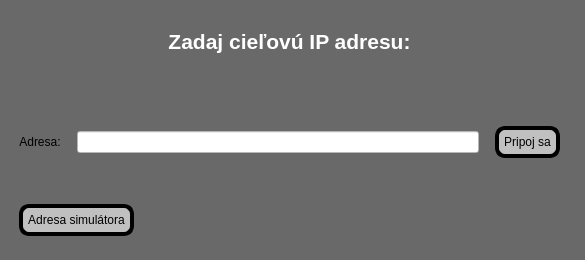
Old version of the form robotGUI/addressdialog.ui in the repository Samwise101/robotHMI.
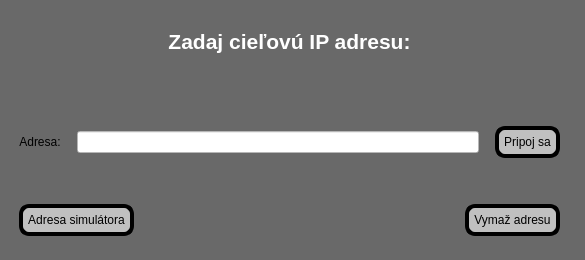
New version of the form.

Patch:
```diff
--- a/robotGUI/addressdialog.ui
+++ b/robotGUI/addressdialog.ui
@@ -233,6 +233,35 @@
         </property>
        </spacer>
       </item>
+      <item>
+       <widget class="QPushButton" name="clearButton">
+        <property name="styleSheet">
+         <string notr="true">#clearButton{
+ 	background-color: silver;
+	border-style:outset;
+    border-radius: 10px;
+	border-color:black;
+	border-width:4px;
+    padding: 5px;
+	font: 700 12pt &quot;Segoe UI&quot;;
+	color:black
+}
+#clearButton::pressed{
+	background-color: rgb(91, 91, 91);
+	border-style:outset;
+    border-radius: 10px;
+	border-color:#ffffff;
+	border-width:4px;
+    padding: 5px;
+	font: 700 12pt &quot;Segoe UI&quot;;
+	color:#ffffff
+}</string>
+        </property>
+        <property name="text">
+         <string>Vymaž adresu</string>
+        </property>
+       </widget>
+      </item>
      </layout>
     </item>
    </layout>
```
